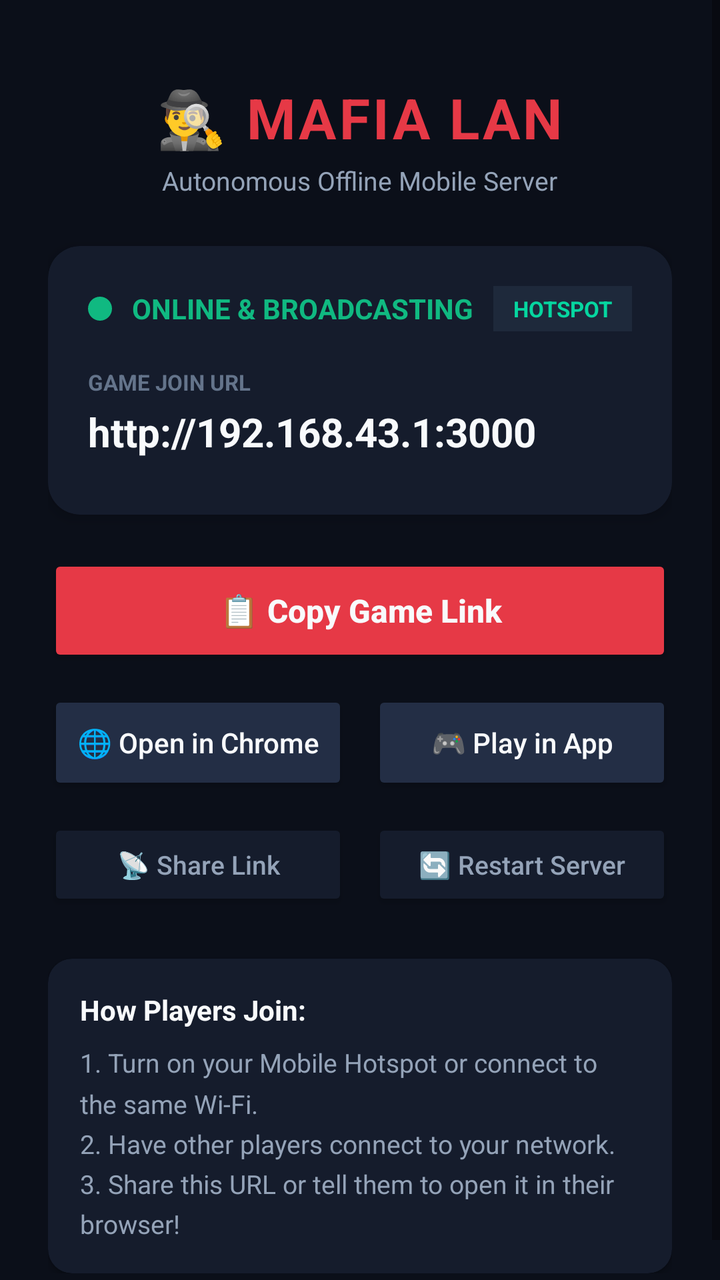
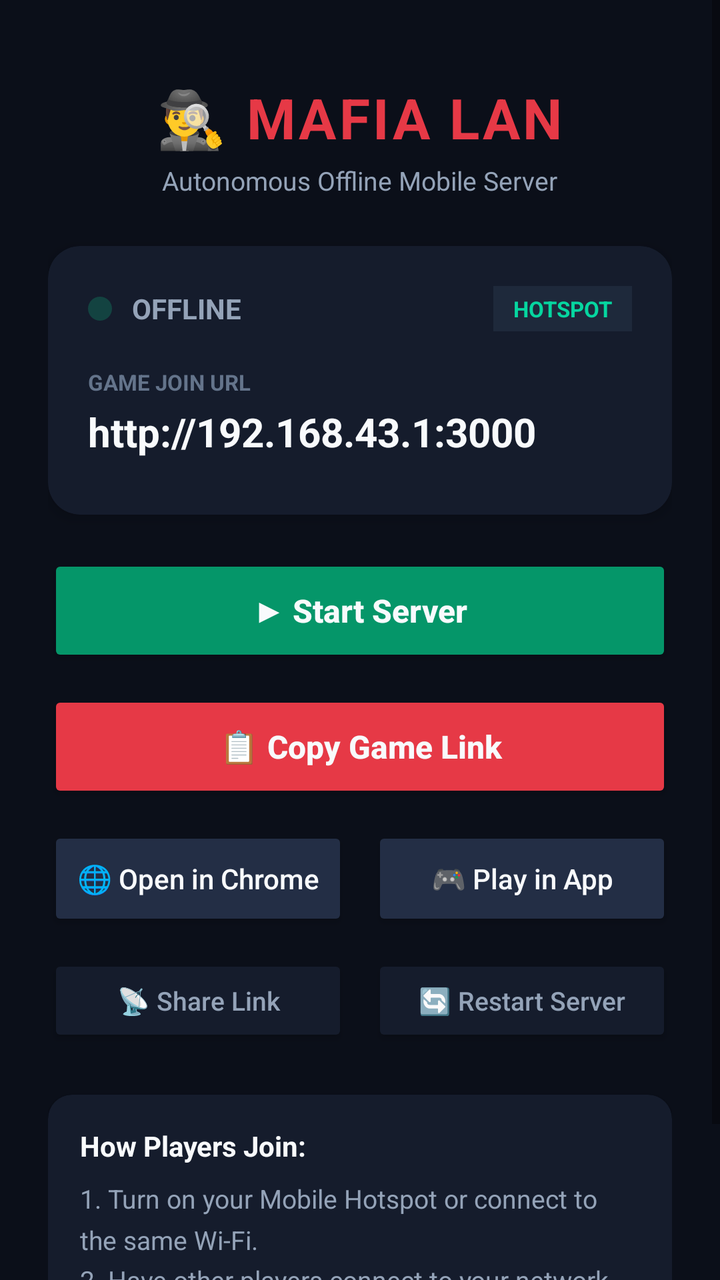

Two renders of the same Android screen: before a commit and after it. Below are the layout's source before the change and the commit's diff.
<!-- AndroidManifest.xml: application theme Theme.MafiaLan -->
<!-- res/layout/activity_main.xml -->
<?xml version="1.0" encoding="utf-8"?>
<FrameLayout xmlns:android="http://schemas.android.com/apk/res/android"
    xmlns:app="http://schemas.android.com/apk/res-auto"
    android:layout_width="match_parent"
    android:layout_height="match_parent"
    android:background="@color/bg_dark">

    
    <ScrollView
        android:id="@+id/dashboardLayout"
        android:layout_width="match_parent"
        android:layout_height="match_parent"
        android:fillViewport="true">

        <LinearLayout
            android:layout_width="match_parent"
            android:layout_height="wrap_content"
            android:orientation="vertical"
            android:padding="24dp">

            
            <LinearLayout
                android:layout_width="match_parent"
                android:layout_height="wrap_content"
                android:orientation="vertical"
                android:gravity="center"
                android:layout_marginTop="16dp"
                android:layout_marginBottom="24dp">

                <TextView
                    android:layout_width="wrap_content"
                    android:layout_height="wrap_content"
                    android:text="🕵️‍♂️ MAFIA LAN"
                    android:textColor="@color/crimson_primary"
                    android:textSize="28sp"
                    android:textStyle="bold"
                    android:letterSpacing="0.05" />

                <TextView
                    android:layout_width="wrap_content"
                    android:layout_height="wrap_content"
                    android:text="Autonomous Offline Mobile Server"
                    android:textColor="@color/text_secondary"
                    android:textSize="13sp"
                    android:layout_marginTop="4dp" />
            </LinearLayout>

            
            <androidx.cardview.widget.CardView
                android:layout_width="match_parent"
                android:layout_height="wrap_content"
                app:cardBackgroundColor="@color/surface_dark"
                app:cardCornerRadius="16dp"
                app:cardElevation="4dp"
                android:layout_marginBottom="20dp">

                <LinearLayout
                    android:layout_width="match_parent"
                    android:layout_height="wrap_content"
                    android:orientation="vertical"
                    android:padding="20dp">

                    
                    <LinearLayout
                        android:layout_width="match_parent"
                        android:layout_height="wrap_content"
                        android:orientation="horizontal"
                        android:gravity="center_vertical">

                        <View
                            android:id="@+id/statusDot"
                            android:layout_width="12dp"
                            android:layout_height="12dp"
                            android:background="@drawable/shape_dot_green"
                            android:layout_marginEnd="10dp" />

                        <TextView
                            android:id="@+id/tvStatus"
                            android:layout_width="0dp"
                            android:layout_height="wrap_content"
                            android:layout_weight="1"
                            android:text="@string/server_status_online"
                            android:textColor="@color/online_green"
                            android:textSize="14sp"
                            android:textStyle="bold" />

                        <TextView
                            android:id="@+id/tvNetworkType"
                            android:layout_width="wrap_content"
                            android:layout_height="wrap_content"
                            android:background="@color/badge_bg"
                            android:paddingHorizontal="10dp"
                            android:paddingVertical="4dp"
                            android:text="HOTSPOT"
                            android:textColor="@color/accent_cyan"
                            android:textSize="11sp"
                            android:textStyle="bold" />
                    </LinearLayout>

                    
                    <TextView
                        android:layout_width="wrap_content"
                        android:layout_height="wrap_content"
                        android:text="GAME JOIN URL"
                        android:textColor="@color/text_muted"
                        android:textSize="11sp"
                        android:textStyle="bold"
                        android:layout_marginTop="18dp" />

                    <TextView
                        android:id="@+id/tvGameUrl"
                        android:layout_width="match_parent"
                        android:layout_height="wrap_content"
                        android:text="http://192.168.43.1:3000"
                        android:textColor="@color/text_primary"
                        android:textSize="20sp"
                        android:textStyle="bold"
                        android:textIsSelectable="true"
                        android:layout_marginTop="4dp"
                        android:layout_marginBottom="8dp" />

                </LinearLayout>
            </androidx.cardview.widget.CardView>

            
            <Button
                android:id="@+id/btnCopyLink"
                android:layout_width="match_parent"
                android:layout_height="56dp"
                android:text="@string/btn_copy_link"
                android:textAllCaps="false"
                android:textSize="16sp"
                android:textStyle="bold"
                android:textColor="@color/text_primary"
                android:backgroundTint="@color/crimson_primary"
                android:layout_marginBottom="12dp" />

            
            <LinearLayout
                android:layout_width="match_parent"
                android:layout_height="wrap_content"
                android:orientation="horizontal"
                android:layout_marginBottom="12dp">

                <Button
                    android:id="@+id/btnOpenChrome"
                    android:layout_width="0dp"
                    android:layout_height="52dp"
                    android:layout_weight="1"
                    android:text="@string/btn_open_chrome"
                    android:textAllCaps="false"
                    android:textSize="14sp"
                    android:textColor="@color/text_primary"
                    android:backgroundTint="@color/surface_border"
                    android:layout_marginEnd="6dp" />

                <Button
                    android:id="@+id/btnPlayInApp"
                    android:layout_width="0dp"
                    android:layout_height="52dp"
                    android:layout_weight="1"
                    android:text="@string/btn_play_app"
                    android:textAllCaps="false"
                    android:textSize="14sp"
                    android:textColor="@color/text_primary"
                    android:backgroundTint="@color/surface_border"
                    android:layout_marginStart="6dp" />
            </LinearLayout>

            
            <LinearLayout
                android:layout_width="match_parent"
                android:layout_height="wrap_content"
                android:orientation="horizontal"
                android:layout_marginBottom="24dp">

                <Button
                    android:id="@+id/btnShareLink"
                    android:layout_width="0dp"
                    android:layout_height="46dp"
                    android:layout_weight="1"
                    android:text="@string/btn_share_link"
                    android:textAllCaps="false"
                    android:textSize="13sp"
                    android:textColor="@color/text_secondary"
                    android:backgroundTint="@color/surface_dark"
                    android:layout_marginEnd="6dp" />

                <Button
                    android:id="@+id/btnRestartServer"
                    android:layout_width="0dp"
                    android:layout_height="46dp"
                    android:layout_weight="1"
                    android:text="@string/btn_restart"
                    android:textAllCaps="false"
                    android:textSize="13sp"
                    android:textColor="@color/text_secondary"
                    android:backgroundTint="@color/surface_dark"
                    android:layout_marginStart="6dp" />
            </LinearLayout>

            
            <androidx.cardview.widget.CardView
                android:layout_width="match_parent"
                android:layout_height="wrap_content"
                app:cardBackgroundColor="@color/surface_dark"
                app:cardCornerRadius="12dp"
                app:cardElevation="2dp">

                <LinearLayout
                    android:layout_width="match_parent"
                    android:layout_height="wrap_content"
                    android:orientation="vertical"
                    android:padding="16dp">

                    <TextView
                        android:layout_width="wrap_content"
                        android:layout_height="wrap_content"
                        android:text="@string/how_to_join_title"
                        android:textColor="@color/text_primary"
                        android:textSize="14sp"
                        android:textStyle="bold"
                        android:layout_marginBottom="8dp" />

                    <TextView
                        android:layout_width="wrap_content"
                        android:layout_height="wrap_content"
                        android:text="@string/how_to_join_steps"
                        android:textColor="@color/text_secondary"
                        android:textSize="13sp"
                        android:lineSpacingMultiplier="1.3" />
                </LinearLayout>
            </androidx.cardview.widget.CardView>

        </LinearLayout>
    </ScrollView>

    
    <LinearLayout
        android:id="@+id/inAppWebViewContainer"
        android:layout_width="match_parent"
        android:layout_height="match_parent"
        android:orientation="vertical"
        android:visibility="gone"
        android:background="@color/bg_dark">

        
        <LinearLayout
            android:layout_width="match_parent"
            android:layout_height="52dp"
            android:orientation="horizontal"
            android:background="@color/surface_dark"
            android:gravity="center_vertical"
            android:paddingHorizontal="12dp">

            <Button
                android:id="@+id/btnCloseWebView"
                android:layout_width="wrap_content"
                android:layout_height="38dp"
                android:text="← Dashboard"
                android:textAllCaps="false"
                android:textSize="12sp"
                android:textColor="@color/text_primary"
                android:backgroundTint="@color/surface_border" />

            <TextView
                android:id="@+id/tvWebViewTitle"
                android:layout_width="0dp"
                android:layout_height="wrap_content"
                android:layout_weight="1"
                android:text="Mafia LAN"
                android:textColor="@color/text_secondary"
                android:gravity="center"
                android:textSize="13sp"
                android:singleLine="true" />

            <Button
                android:id="@+id/btnReloadWebView"
                android:layout_width="wrap_content"
                android:layout_height="38dp"
                android:text="⟳ Reload"
                android:textAllCaps="false"
                android:textSize="12sp"
                android:textColor="@color/text_primary"
                android:backgroundTint="@color/surface_border" />
        </LinearLayout>

        <WebView
            android:id="@+id/gameWebView"
            android:layout_width="match_parent"
            android:layout_height="match_parent" />
    </LinearLayout>

</FrameLayout>
<!-- resources referenced by this layout -->
<resources>
  <color name="accent_cyan">#06D6A0</color>
  <color name="badge_bg">#1E293B</color>
  <color name="bg_dark">#0B0F19</color>
  <color name="crimson_primary">#E63946</color>
  <color name="online_green">#10B981</color>
  <color name="surface_border">#232E45</color>
  <color name="surface_dark">#151C2C</color>
  <color name="text_muted">#64748B</color>
  <color name="text_primary">#F8FAFC</color>
  <color name="text_secondary">#94A3B8</color>
  <!-- drawable shape_dot_green (drawable) -->
  <?xml version="1.0" encoding="utf-8"?>
  <shape xmlns:android="http://schemas.android.com/apk/res/android"
      android:shape="oval">
      <solid android:color="@color/online_green" />
      <size android:width="12dp" android:height="12dp" />
  </shape>
  <string name="btn_copy_link">📋 Copy Game Link</string>
  <string name="btn_open_chrome">🌐 Open in Chrome</string>
  <string name="btn_play_app">🎮 Play in App</string>
  <string name="btn_restart">🔄 Restart Server</string>
  <string name="btn_share_link">📡 Share Link</string>
  <string name="how_to_join_steps">1. Turn on your Mobile Hotspot or connect to the same Wi-Fi.\n2. Have other players connect to your network.\n3. Share this URL or tell them to open it in their browser!</string>
  <string name="how_to_join_title">How Players Join:</string>
  <string name="server_status_online">ONLINE &amp; BROADCASTING</string>
  <style name="Theme.MafiaLan" parent="Theme.MaterialComponents.DayNight.NoActionBar">
          <item name="colorPrimary">@color/crimson_primary</item>
          <item name="colorPrimaryVariant">@color/crimson_dark</item>
          <item name="colorOnPrimary">@color/text_primary</item>
          <item name="colorSecondary">@color/accent_cyan</item>
          <item name="android:statusBarColor">@color/bg_dark</item>
          <item name="android:navigationBarColor">@color/bg_dark</item>
          <item name="android:windowBackground">@color/bg_dark</item>
      </style>
  <color name="crimson_dark">#991B1B</color>
</resources>

<!-- the commit's change to res/layout/activity_main.xml (unified diff, before → after) -->
@@ -72,6 +72,7 @@
                             android:layout_width="12dp"
                             android:layout_height="12dp"
                             android:background="@drawable/shape_dot_green"
+                            android:alpha="0.25"
                             android:layout_marginEnd="10dp" />
 
                         <TextView
@@ -79,8 +80,8 @@
                             android:layout_width="0dp"
                             android:layout_height="wrap_content"
                             android:layout_weight="1"
-                            android:text="@string/server_status_online"
-                            android:textColor="@color/online_green"
+                            android:text="@string/server_status_offline"
+                            android:textColor="@color/text_secondary"
                             android:textSize="14sp"
                             android:textStyle="bold" />
 
@@ -124,6 +125,32 @@
 
             
             <Button
+                android:id="@+id/btnStartServer"
+                android:layout_width="match_parent"
+                android:layout_height="56dp"
+                android:text="@string/btn_start_server"
+                android:textAllCaps="false"
+                android:textSize="16sp"
+                android:textStyle="bold"
+                android:textColor="@color/text_primary"
+                android:backgroundTint="@color/start_green"
+                android:layout_marginBottom="12dp" />
+
+            <Button
+                android:id="@+id/btnStopServer"
+                android:layout_width="match_parent"
+                android:layout_height="56dp"
+                android:text="@string/btn_stop_server"
+                android:textAllCaps="false"
+                android:textSize="16sp"
+                android:textStyle="bold"
+                android:textColor="@color/text_primary"
+                android:backgroundTint="@color/stop_red"
+                android:visibility="gone"
+                android:layout_marginBottom="12dp" />
+
+            
+            <Button
                 android:id="@+id/btnCopyLink"
                 android:layout_width="match_parent"
                 android:layout_height="56dp"
<!-- resource entries referenced after the edit -->
@@ -4,7 +4,8 @@
   <color name="badge_bg">#1E293B</color>
   <color name="bg_dark">#0B0F19</color>
   <color name="crimson_primary">#E63946</color>
-  <color name="online_green">#10B981</color>
+  <color name="start_green">#059669</color>
+  <color name="stop_red">#DC2626</color>
   <color name="surface_border">#232E45</color>
   <color name="surface_dark">#151C2C</color>
   <color name="text_muted">#64748B</color>
@@ -22,9 +23,11 @@
   <string name="btn_play_app">🎮 Play in App</string>
   <string name="btn_restart">🔄 Restart Server</string>
   <string name="btn_share_link">📡 Share Link</string>
+  <string name="btn_start_server">▶ Start Server</string>
+  <string name="btn_stop_server">⏹ Stop Server</string>
   <string name="how_to_join_steps">1. Turn on your Mobile Hotspot or connect to the same Wi-Fi.\n2. Have other players connect to your network.\n3. Share this URL or tell them to open it in their browser!</string>
   <string name="how_to_join_title">How Players Join:</string>
-  <string name="server_status_online">ONLINE &amp; BROADCASTING</string>
+  <string name="server_status_offline">OFFLINE</string>
   <style name="Theme.MafiaLan" parent="Theme.MaterialComponents.DayNight.NoActionBar">
           <item name="colorPrimary">@color/crimson_primary</item>
           <item name="colorPrimaryVariant">@color/crimson_dark</item>
@@ -34,6 +37,7 @@
           <item name="android:navigationBarColor">@color/bg_dark</item>
           <item name="android:windowBackground">@color/bg_dark</item>
       </style>
+  <color name="online_green">#10B981</color>
   <color name="crimson_dark">#991B1B</color>
 </resources>
 
